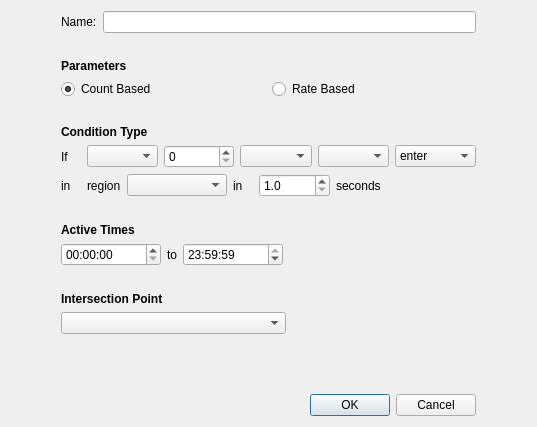
The window that brainframe_qt/ui/dialogs/alarm_creation/alarm_creation.ui (aotuai/brainframe-qt) describes before a commit, drawn with Qt 5.
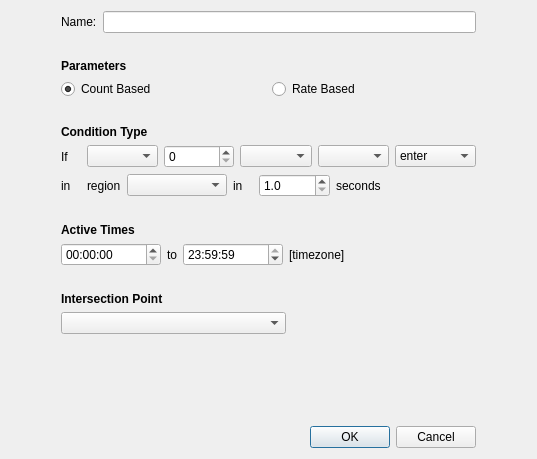
The same window after the commit.

Commit message:
Interpret alarm active times as user's local time
Also added a label letting the user know what timezone the alarm active
times are being interpreted as.

Patch:
```diff
--- a/brainframe_qt/ui/dialogs/alarm_creation/alarm_creation.ui
+++ b/brainframe_qt/ui/dialogs/alarm_creation/alarm_creation.ui
@@ -7,7 +7,7 @@
     <x>0</x>
     <y>0</y>
     <width>537</width>
-    <height>427</height>
+    <height>459</height>
    </rect>
   </property>
   <property name="windowTitle">
@@ -314,6 +314,13 @@
          </property>
         </widget>
        </item>
+       <item>
+        <widget class="QLabel" name="timezone_label">
+         <property name="text">
+          <string>[timezone]</string>
+         </property>
+        </widget>
+       </item>
        <item>
         <spacer name="horizontalSpacer_3">
          <property name="orientation">
```
The commit also changes 2 other files.
